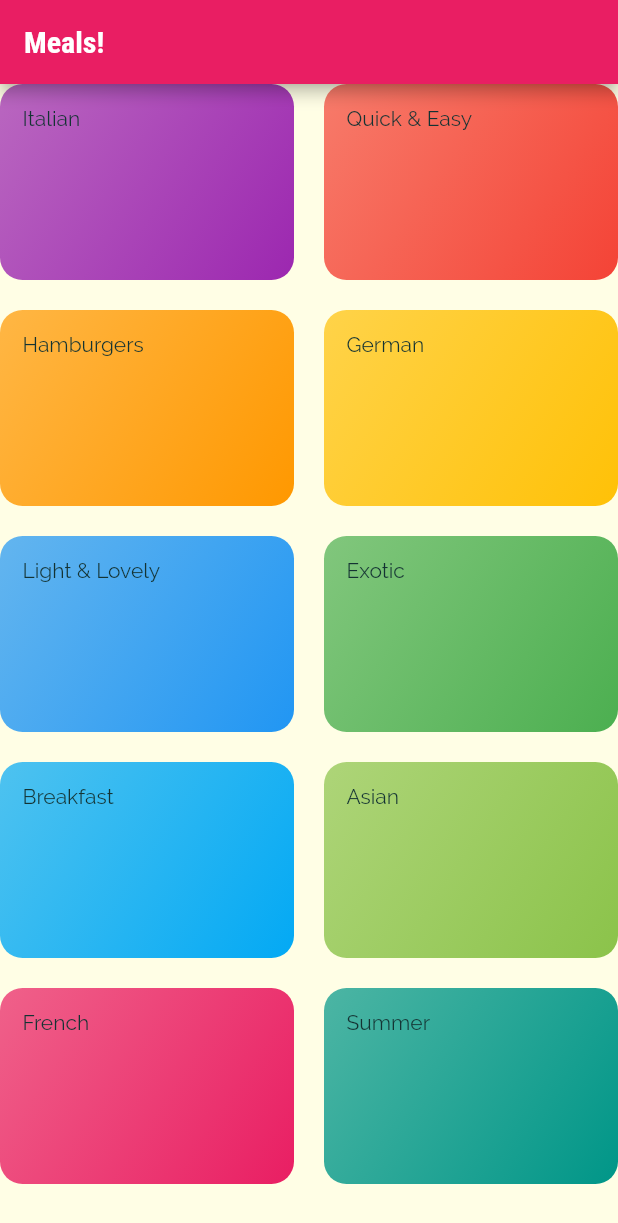
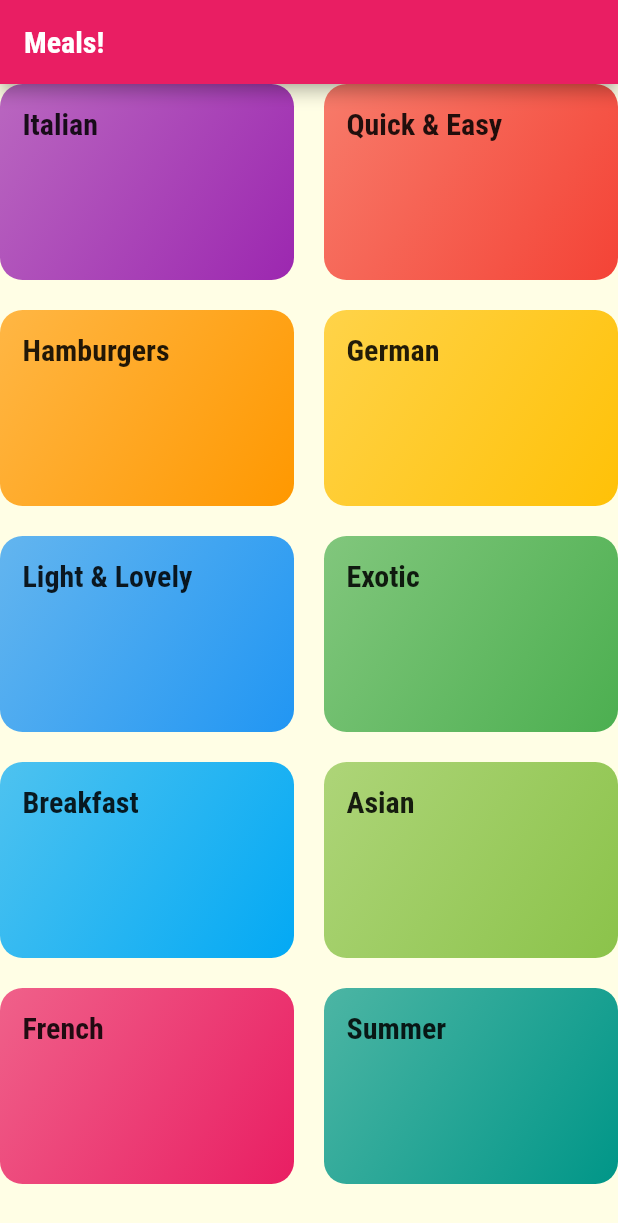
Before and after one commit to chloemk/meals_app, a Flutter app: the screen it shows after launch, on a phone screen of 412 x 824 dp. Shown: the top 1223 px of the screen. Run offline on Flutter 3.47's test engine with Material 2 defaults, Android fonts, the phone set to English and light mode, and no system bars.

Commit message:
style: apply headline6 font in each grid box

```diff
--- a/lib/category_item.dart
+++ b/lib/category_item.dart
@@ -22,7 +22,10 @@ class CategoryItem extends StatelessWidget {
         ),
         borderRadius: BorderRadius.circular(15),
       ),
-      child: Text(title),
+      child: Text(
+        title,
+        style: Theme.of(context).textTheme.headline6,
+      ),
     );
   }
 }
```
